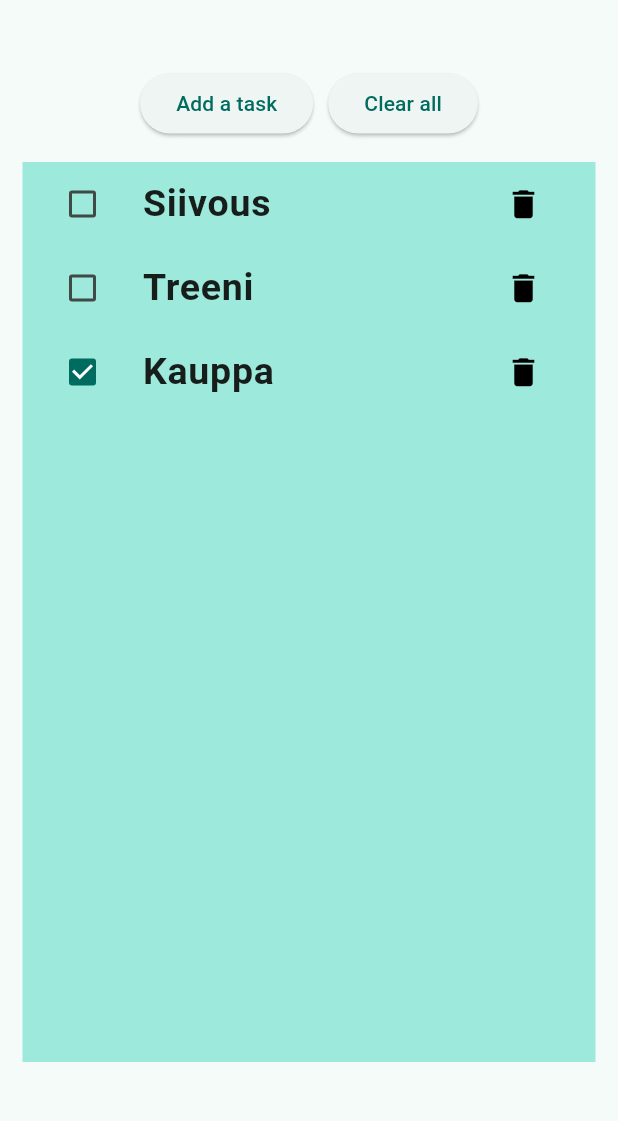
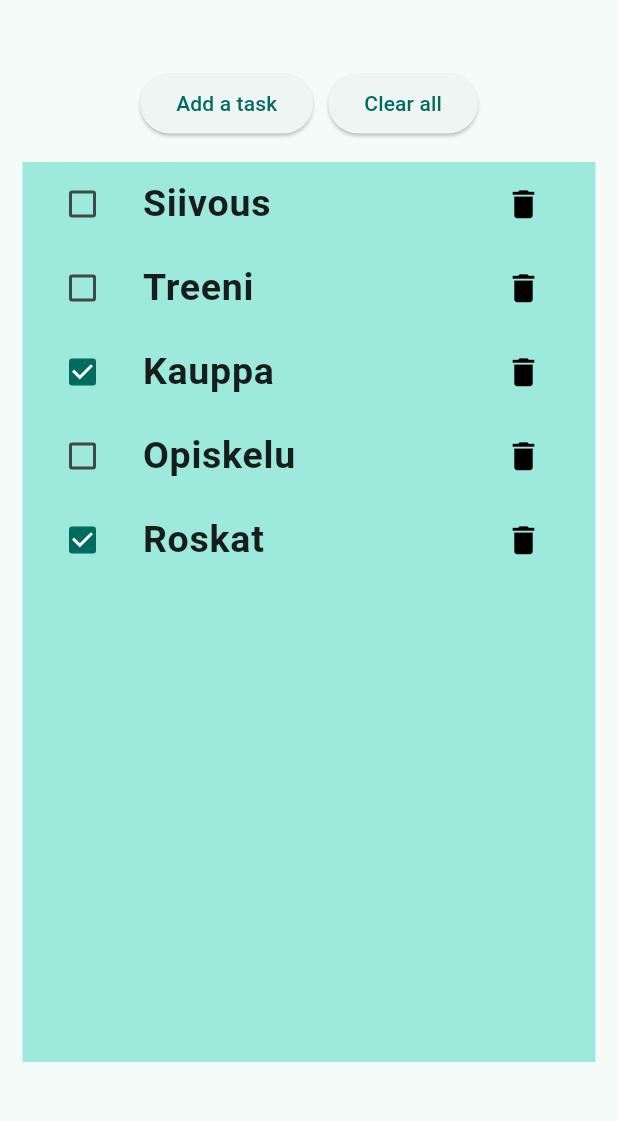
Before and after one commit to taturaattori/ont-flutter-app, a Flutter app: the screen it shows after launch, on a phone screen of 412 x 824 dp, the part 84-1205 px from its top. Run offline on Flutter 3.47's test engine with Material 3 defaults, Android fonts, the phone set to English and light mode, and no system bars.

Commit message:
added hard coded data

```diff
--- a/lib/main.dart
+++ b/lib/main.dart
@@ -36,7 +36,9 @@ class MyAppState extends ChangeNotifier {
   List<Task> _tasks = [
     Task(name: 'Siivous', status: false),
     Task(name: 'Treeni', status: false),
-    Task(name: 'Kauppa', status: true)
+    Task(name: 'Kauppa', status: true),
+    Task(name: 'Opiskelu', status: false),
+    Task(name: 'Roskat', status: true),
   ];
 
   List<Task> get tasks => _tasks;
```
